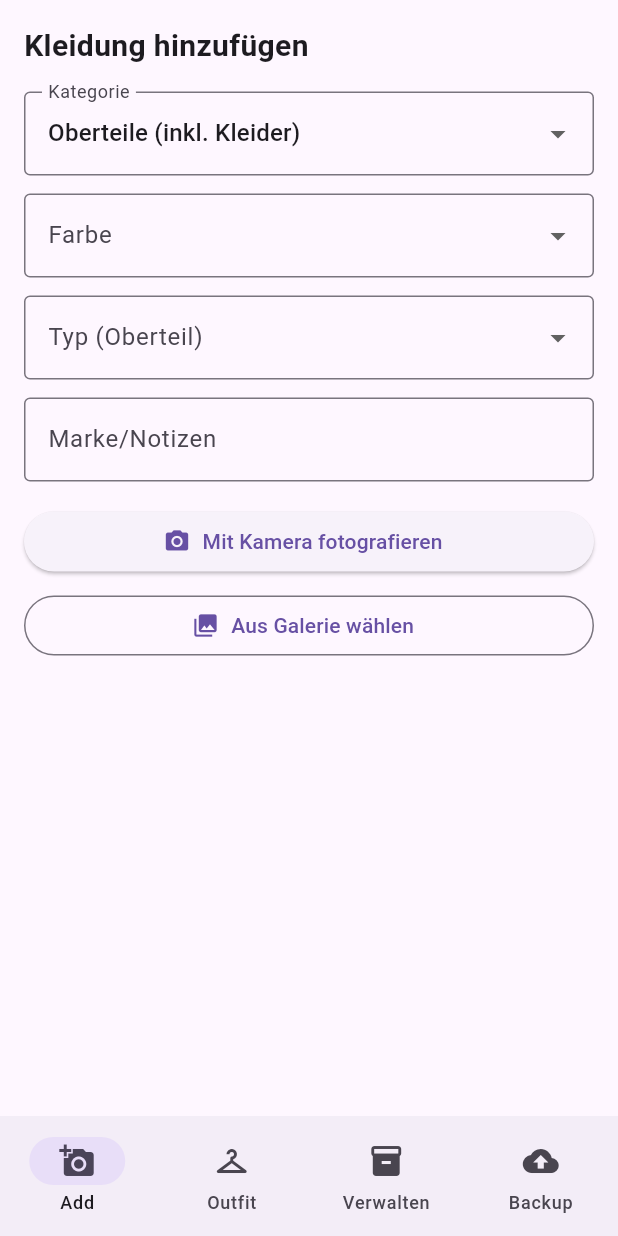
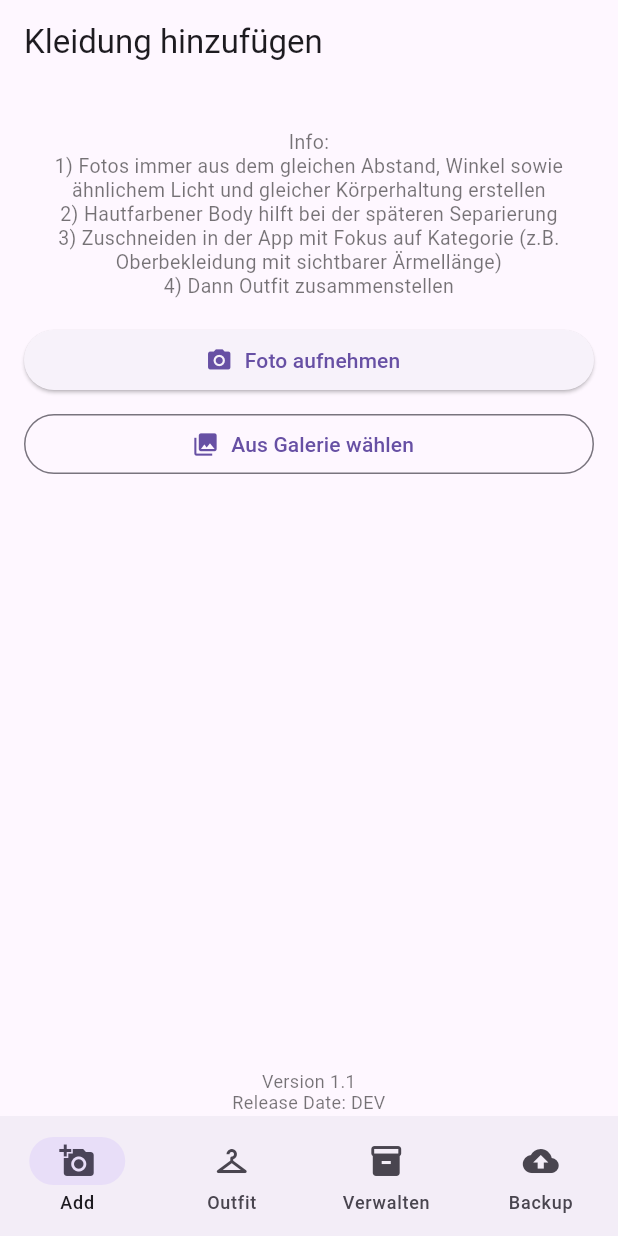
Before and after one commit to Nepomuk12/digitaler-kleiderschrank, a Flutter app: the screen it shows after launch, after a tap on "Aus Galerie wählen", on a phone screen of 412 x 824 dp. Run offline on Flutter 3.47's test engine with Material 3 defaults, Android fonts, the phone set to English and light mode, and no system bars; our stand-ins replace file_picker, flutter_riverpod, hive, hive_flutter, image_cropper, image_picker and 1 more; accounts and stored records are empty.

Commit message:
Add screen - Info added

```diff
--- a/kleiderschrank_app/lib/features/add_item/add_item_controller.dart
+++ b/kleiderschrank_app/lib/features/add_item/add_item_controller.dart
@@ -15,35 +15,39 @@ final clothingRepoProvider = Provider<ClothingRepository>((ref) {
 });
 
 final addItemControllerProvider =
-    StateNotifierProvider<AddItemController, AsyncValue<void>>((ref) {
+    StateNotifierProvider<AddItemController, AddItemState>((ref) {
   return AddItemController(ref.read(clothingRepoProvider));
 });
 
-class AddItemController extends StateNotifier<AsyncValue<void>> {
-  AddItemController(this._repo) : super(const AsyncData(null));
+/// 🔹 State enthält jetzt auch Bildpfade
+class AddItemState {
+  final bool loading;
+  final String? rawPath;
+  final String? normalizedPath;
+
+  const AddItemState({
+    this.loading = false,
+    this.rawPath,
+    this.normalizedPath,
+  });
+
+  bool get hasImage => rawPath != null && normalizedPath != null;
+}
+
+class AddItemController extends StateNotifier<AddItemState> {
+  AddItemController(this._repo) : super(const AddItemState());
 
   final ClothingRepository _repo;
   final ImagePicker _picker = ImagePicker();
   final Uuid _uuid = const Uuid();
 
-  Future<void> addItem({
-    required ClothingCategory category,
-    required ImageSource source,
-    ColorTag? color,
-    TopType? topType,
-    BottomType? bottomType,
-    ShoeType? shoeType,
-    String? brandNotes, // <-- NEU
-  }) async {
-    state = const AsyncLoading();
-    try {
-      final XFile? picked = await _picker.pickImage(
-        source: source,
-        imageQuality: 95,
-      );
+  /// 📸 Schritt 1: Bild aufnehmen / wählen
+  Future<void> pickImage(ImageSource source) async {
+    state = const AddItemState(loading: true);
 
+    final picked = await _picker.pickImage(source: source, imageQuality: 95);
     if (picked == null) {
-        state = const AsyncData(null);
+      state = const AddItemState();
       return;
     }
 
@@ -54,13 +58,12 @@ class AddItemController extends StateNotifier<AsyncValue<void>> {
         AndroidUiSettings(
           toolbarTitle: 'Zuschneiden',
           lockAspectRatio: false,
-            hideBottomControls: false,
         ),
       ],
     );
 
     if (cropped == null) {
-        state = const AsyncData(null);
+      state = const AddItemState();
       return;
     }
 
@@ -71,40 +74,60 @@ class AddItemController extends StateNotifier<AsyncValue<void>> {
     }
 
     final id = _uuid.v4();
+    final rawPath = '${imagesDir.path}/${id}_raw.jpg';
+    final normPath = '${imagesDir.path}/${id}_norm.jpg';
 
-      final rawPath = '${imagesDir.path}/${id}_raw.jpg';
     await File(cropped.path).copy(rawPath);
 
-      final normalizedPath = '${imagesDir.path}/${id}_norm.jpg';
     await ImageNormalizer.resizeToMaxPixels(
       input: File(rawPath),
-        output: File(normalizedPath),
-        maxPixels: 2000000,
-        jpegQuality: 85,
+      output: File(normPath),
+      maxPixels: 1200000,
+      jpegQuality: 80,
     );
 
-      final cleanedBrandNotes =
-          (brandNotes == null || brandNotes.trim().isEmpty) ? null : brandNotes.trim();
+    state = AddItemState(
+      loading: false,
+      rawPath: rawPath,
+      normalizedPath: normPath,
+    );
+  }
+
+  /// 💾 Schritt 4: Item speichern
+  Future<void> saveItem({
+    required ClothingCategory category,
+    ColorTag? color,
+    TopType? topType,
+    BottomType? bottomType,
+    ShoeType? shoeType,
+    String? brandNotes,
+  }) async {
+    if (!state.hasImage) return;
+
+    final id = _uuid.v4();
 
     final item = ClothingItem(
       id: id,
       category: category,
-        imagePath: normalizedPath, // Übergang/Legacy
-        rawImagePath: rawPath,
-        normalizedImagePath: normalizedPath,
+      imagePath: state.normalizedPath!,
+      rawImagePath: state.rawPath!,
+      normalizedImagePath: state.normalizedPath!,
       createdAt: DateTime.now().millisecondsSinceEpoch,
       tags: const [],
       color: color,
       topType: topType,
       bottomType: bottomType,
       shoeType: shoeType,
-        brandNotes: cleanedBrandNotes, // <-- NEU
+      brandNotes: brandNotes,
     );
 
     await _repo.insertItem(item);
-      state = const AsyncData(null);
-    } catch (e, st) {
-      state = AsyncError(e, st);
+
+    // Reset für nächstes Item
+    state = const AddItemState();
+  }
+
+  void reset() {
+    state = const AddItemState();
   }
 }
-}
--- a/kleiderschrank_app/lib/features/add_item/add_item_screen.dart
+++ b/kleiderschrank_app/lib/features/add_item/add_item_screen.dart
@@ -17,117 +17,115 @@ class AddItemScreen extends ConsumerStatefulWidget {
 
 class _AddItemScreenState extends ConsumerState<AddItemScreen> {
   ClothingCategory category = ClothingCategory.top;
+  ColorTag? color;
+  TopType? topType;
+  BottomType? bottomType;
+  ShoeType? shoeType;
 
-  ColorTag? selectedColor;
-  TopType? selectedTopType;
-  BottomType? selectedBottomType;
-  ShoeType? selectedShoeType;
-
-  final TextEditingController _brandNotesCtrl = TextEditingController();
+  final _brandCtrl = TextEditingController();
 
   @override
   void dispose() {
-    _brandNotesCtrl.dispose();
+    _brandCtrl.dispose();
     super.dispose();
   }
 
   @override
   Widget build(BuildContext context) {
     final state = ref.watch(addItemControllerProvider);
+    final ctrl = ref.read(addItemControllerProvider.notifier);
 
-    ref.listen(addItemControllerProvider, (_, next) {
-      next.whenOrNull(
-        error: (e, _) => ScaffoldMessenger.of(context).showSnackBar(
-          SnackBar(content: Text('Fehler: $e')),
-        ),
+    // Release-Date: wird beim Build aus --dart-define gesetzt (siehe Hinweis unten)
+    const releaseDate = String.fromEnvironment(
+      'RELEASE_DATE',
+      defaultValue: 'DEV',
     );
-    });
 
     Widget typeDropdown() {
       switch (category) {
         case ClothingCategory.top:
           return DropdownButtonFormField<TopType>(
-            value: selectedTopType,
+            value: topType,
             items: TopType.values
                 .map((t) => DropdownMenuItem(
                       value: t,
                       child: Text(topTypeLabel(t)),
                     ))
                 .toList(),
-            onChanged: (v) => setState(() => selectedTopType = v),
-            decoration: const InputDecoration(
-              labelText: 'Typ (Oberteil)',
-              border: OutlineInputBorder(),
-            ),
+            onChanged: (v) => setState(() => topType = v),
+            decoration: const InputDecoration(labelText: 'Typ'),
           );
-
         case ClothingCategory.bottom:
           return DropdownButtonFormField<BottomType>(
-            value: selectedBottomType,
+            value: bottomType,
             items: BottomType.values
                 .map((t) => DropdownMenuItem(
                       value: t,
                       child: Text(bottomTypeLabel(t)),
                     ))
                 .toList(),
-            onChanged: (v) => setState(() => selectedBottomType = v),
-            decoration: const InputDecoration(
-              labelText: 'Typ (Unterteil)',
-              border: OutlineInputBorder(),
-            ),
+            onChanged: (v) => setState(() => bottomType = v),
+            decoration: const InputDecoration(labelText: 'Typ'),
           );
-
         case ClothingCategory.shoes:
           return DropdownButtonFormField<ShoeType>(
-            value: selectedShoeType,
+            value: shoeType,
             items: ShoeType.values
                 .map((t) => DropdownMenuItem(
                       value: t,
                       child: Text(shoeTypeLabel(t)),
                     ))
                 .toList(),
-            onChanged: (v) => setState(() => selectedShoeType = v),
-            decoration: const InputDecoration(
-              labelText: 'Typ (Schuhe)',
-              border: OutlineInputBorder(),
-            ),
+            onChanged: (v) => setState(() => shoeType = v),
+            decoration: const InputDecoration(labelText: 'Typ'),
           );
-
         case ClothingCategory.outerwear:
           return const SizedBox.shrink();
       }
     }
 
-    // Optionales Preview vom letzten Item (nur wenn im Repo vorhanden)
-    final latest = ref.read(clothingRepoProvider).latestItem();
-
-    Future<void> add(ImageSource source) async {
-      await ref.read(addItemControllerProvider.notifier).addItem(
-            category: category,
-            source: source,
-            color: selectedColor,
-            topType: selectedTopType,
-            bottomType: selectedBottomType,
-            shoeType: selectedShoeType,
-            brandNotes: _brandNotesCtrl.text.trim().isEmpty
-                ? null
-                : _brandNotesCtrl.text.trim(),
+    Widget tipText() {
+      const style = TextStyle(
+        color: Colors.black54,
+        fontSize: 13,
+        height: 1.25,
       );
 
-      // Komfort: Feld nach erfolgreichem Speichern leeren
-      if (mounted) {
-        _brandNotesCtrl.clear();
-      }
+      return const Text(
+        'Info:\n'
+        '1) Fotos immer aus dem gleichen Abstand, Winkel sowie ähnlichem Licht und gleicher Körperhaltung erstellen\n'
+        '2) Hautfarbener Body hilft bei der späteren Separierung\n'
+        '3) Zuschneiden in der App mit Fokus auf Kategorie (z.B. Oberbekleidung mit sichtbarer Ärmellänge)\n'
+        '4) Dann Outfit zusammenstellen',
+        textAlign: TextAlign.center,
+        style: style,
+      );
     }
 
-    return SafeArea(
+    Widget footer() {
+      return const Text(
+        'Version 1.1\n'
+        'Release Date: $releaseDate\n'
+        'Copyright: C.Bohne',
+        textAlign: TextAlign.center,
+        style: TextStyle(
+          color: Colors.black54,
+          fontSize: 12,
+          height: 1.2,
+        ),
+      );
+    }
+
+    return Scaffold(
+      appBar: AppBar(title: const Text('Kleidung hinzufügen')),
+      body: SafeArea(
         child: LayoutBuilder(
           builder: (context, constraints) {
             return SingleChildScrollView(
               padding: EdgeInsets.only(
                 left: 16,
                 right: 16,
-              top: 16,
+                top: 12,
                 bottom: 16 + MediaQuery.of(context).viewInsets.bottom,
               ),
               child: ConstrainedBox(
@@ -136,14 +134,41 @@ class _AddItemScreenState extends ConsumerState<AddItemScreen> {
                   child: Column(
                     crossAxisAlignment: CrossAxisAlignment.stretch,
                     children: [
-                    const Text(
-                      'Kleidung hinzufügen',
-                      style:
-                          TextStyle(fontSize: 20, fontWeight: FontWeight.w600),
+                      // Mittige Anleitung (dezent) – nur solange noch kein Bild gewählt wurde
+                      if (!state.hasImage) ...[
+                        const SizedBox(height: 18),
+                        tipText(),
+                        const SizedBox(height: 18),
+                      ],
+
+                      // 📸 Schritt 1
+                      if (!state.hasImage) ...[
+                        ElevatedButton.icon(
+                          onPressed: () => ctrl.pickImage(ImageSource.camera),
+                          icon: const Icon(Icons.photo_camera),
+                          label: const Text('Foto aufnehmen'),
+                        ),
+                        const SizedBox(height: 8),
+                        OutlinedButton.icon(
+                          onPressed: () => ctrl.pickImage(ImageSource.gallery),
+                          icon: const Icon(Icons.photo_library),
+                          label: const Text('Aus Galerie wählen'),
+                        ),
+                      ],
+
+                      // 🖼️ Vorschau + Attribute
+                      if (state.hasImage) ...[
+                        const SizedBox(height: 12),
+                        ClipRRect(
+                          borderRadius: BorderRadius.circular(12),
+                          child: Image.file(
+                            File(state.normalizedPath!),
+                            height: 220,
+                            fit: BoxFit.cover,
+                          ),
                         ),
                         const SizedBox(height: 16),
 
-                    // Kategorie
                         DropdownButtonFormField<ClothingCategory>(
                           value: category,
                           items: ClothingCategory.values
@@ -152,98 +177,62 @@ class _AddItemScreenState extends ConsumerState<AddItemScreen> {
                                     child: Text(categoryLabel(c)),
                                   ))
                               .toList(),
-                      onChanged: (v) => setState(() {
-                        category = v ?? category;
-                        selectedTopType = null;
-                        selectedBottomType = null;
-                        selectedShoeType = null;
-                      }),
-                      decoration: const InputDecoration(
-                        labelText: 'Kategorie',
-                        border: OutlineInputBorder(),
+                          onChanged: (v) => setState(() => category = v!),
+                          decoration: const InputDecoration(labelText: 'Kategorie'),
                         ),
-                    ),
-
                         const SizedBox(height: 12),
 
-                    // Farbe
                         DropdownButtonFormField<ColorTag>(
-                      value: selectedColor,
+                          value: color,
                           items: ColorTag.values
                               .map((c) => DropdownMenuItem(
                                     value: c,
                                     child: Text(colorLabel(c)),
                                   ))
                               .toList(),
-                      onChanged: (v) => setState(() => selectedColor = v),
-                      decoration: const InputDecoration(
-                        labelText: 'Farbe',
-                        border: OutlineInputBorder(),
+                          onChanged: (v) => setState(() => color = v),
+                          decoration: const InputDecoration(labelText: 'Farbe'),
                         ),
+                        const SizedBox(height: 12),
+
+                        typeDropdown(),
+                        const SizedBox(height: 12),
+
+                        TextField(
+                          controller: _brandCtrl,
+                          decoration: const InputDecoration(labelText: 'Marke / Notizen'),
                         ),
 
-                    const SizedBox(height: 12),
+                        const SizedBox(height: 20),
 
-                    // Typ (abhängig von Kategorie)
-                    typeDropdown(),
-
-                    const SizedBox(height: 12),
-
-                    // Marke/Notizen
-                    TextField(
-                      controller: _brandNotesCtrl,
-                      textInputAction: TextInputAction.done,
-                      decoration: const InputDecoration(
-                        labelText: 'Marke/Notizen',
-                        border: OutlineInputBorder(),
+                        FilledButton.icon(
+                          icon: const Icon(Icons.save),
+                          label: const Text('Speichern'),
+                          onPressed: () async {
+                            await ctrl.saveItem(
+                              category: category,
+                              color: color,
+                              topType: topType,
+                              bottomType: bottomType,
+                              shoeType: shoeType,
+                              brandNotes: _brandCtrl.text.trim().isEmpty
+                                  ? null
+                                  : _brandCtrl.text.trim(),
+                            );
+                            _brandCtrl.clear();
+                          },
                         ),
-                    ),
-
-                    const SizedBox(height: 16),
-
-                    // Optional Preview
-                    if (latest != null) ...[
-                      SizedBox(
-                        height: 120,
-                        child: ClipRRect(
-                          borderRadius: BorderRadius.circular(12),
-                          child: Image.file(
-                            File(latest.normalizedImagePath),
-                            fit: BoxFit.cover,
-                            cacheWidth: 900,
-                          ),
-                        ),
-                      ),
-                      const SizedBox(height: 16),
                       ],
 
-                    // Kamera
-                    ElevatedButton.icon(
-                      onPressed:
-                          state.isLoading ? null : () => add(ImageSource.camera),
-                      icon: const Icon(Icons.photo_camera),
-                      label: const Text('Mit Kamera fotografieren'),
-                    ),
-
-                    const SizedBox(height: 8),
-
-                    // Galerie
-                    OutlinedButton.icon(
-                      onPressed: state.isLoading
-                          ? null
-                          : () => add(ImageSource.gallery),
-                      icon: const Icon(Icons.photo_library),
-                      label: const Text('Aus Galerie wählen'),
-                    ),
-
+                      if (state.loading) ...[
                         const SizedBox(height: 16),
-                    if (state.isLoading) const LinearProgressIndicator(),
+                        const LinearProgressIndicator(),
+                      ],
 
                       const Spacer(),
-                    const Text(
-                      'V: Filter Outfitscreen (c) 251230 C.Bohne',
-                      style: TextStyle(color: Colors.black54),
-                    ),
+
+                      // Footer unten, klein & grau
+                      footer(),
                     ],
                   ),
                 ),
@@ -251,6 +240,7 @@ class _AddItemScreenState extends ConsumerState<AddItemScreen> {
             );
           },
         ),
+      ),
     );
   }
 }
--- a/kleiderschrank_app/lib/features/backup/backup_screen.dart
+++ b/kleiderschrank_app/lib/features/backup/backup_screen.dart
@@ -27,7 +27,7 @@ class _BackupScreenState extends State<BackupScreen> {
 
       if (!mounted) return;
       ScaffoldMessenger.of(context).showSnackBar(
-        const SnackBar(content: Text('Backup erstellt – z.B. in Dropbox speichern.')),
+        const SnackBar(content: Text('Backup erstellt und gespeichert.')),
       );
     } finally {
       if (mounted) setState(() => busy = false);
@@ -81,7 +81,7 @@ class _BackupScreenState extends State<BackupScreen> {
               FilledButton.icon(
                 onPressed: busy ? null : _export,
                 icon: const Icon(Icons.upload_file),
-                label: const Text('Backup erstellen (z.B. Dropbox)'),
+                label: const Text('Backup erstellen, Cloud speichern'),
               ),
               const SizedBox(height: 12),
               OutlinedButton.icon(
```
Lines whose indentation alone changed are shown as unchanged.
